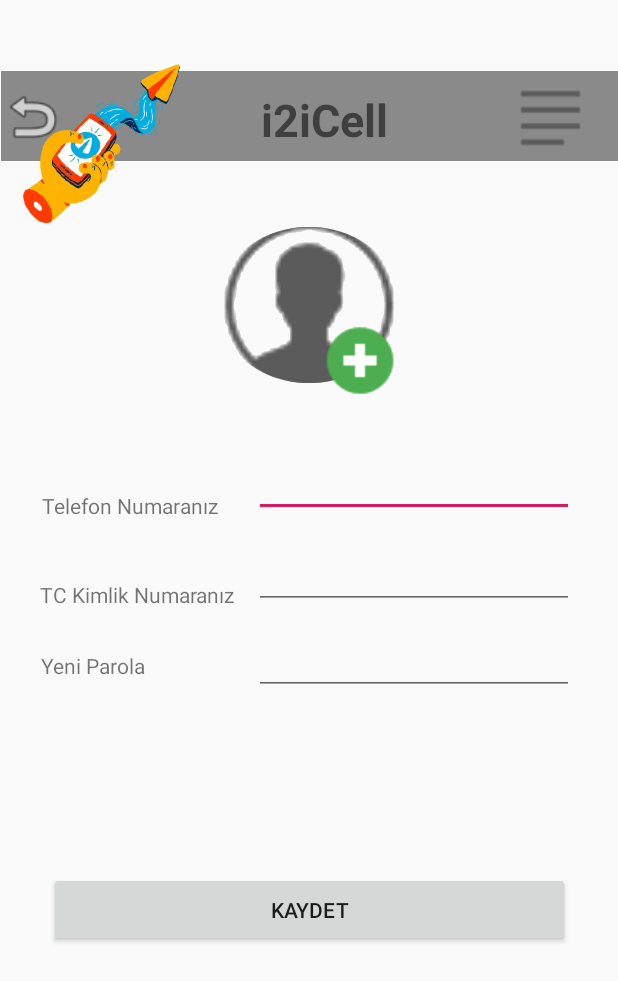
After one commit to i2icell/Android_AysegulKarahancer, an Android app: the passwordActivity screen opened directly, with no data from a screen before it, on a phone screen of 412 x 824 dp. The commit adds this screen. Shown: the top 981 px of the screen. Run offline under Robolectric (Android 15) with nearby library versions, the phone set to English and light mode, and no system bars.

Commit message:
defect free v01

```diff
--- a/app/src/main/AndroidManifest.xml
+++ b/app/src/main/AndroidManifest.xml
@@ -11,7 +11,7 @@
         android:roundIcon="@mipmap/ic_launcher_round"
         android:supportsRtl="true"
         android:theme="@style/AppTheme">
-        <activity android:name=".ChangePasswordActivity" />
+        <activity android:name=".passwordActivity"></activity>
         <activity android:name=".BalanceActivity" />
         <activity android:name=".SignupActivity" />
         <activity android:name=".MainActivity">
--- a/app/src/main/java/com/example/i2iCell/BalanceActivity.java
+++ b/app/src/main/java/com/example/i2iCell/BalanceActivity.java
@@ -55,7 +55,6 @@ public class BalanceActivity extends AppCompatActivity {
                         Log.i("", str);
                         response += str;
                     }
-
                     String[] xmls = response.split("<ns:return>");
                     String withoutReturnXML = xmls[1] + xmls[2] + xmls[3];
                     String[] lastXMLS = withoutReturnXML.split("</ns:return>");
--- a/app/src/main/java/com/example/i2iCell/ChangePasswordActivity.java
+++ /dev/null
@@ -1,108 +0,0 @@
-package com.example.i2iCell;
-
-import androidx.appcompat.app.AlertDialog;
-import androidx.appcompat.app.AppCompatActivity;
-
-import android.content.DialogInterface;
-import android.content.Intent;
-import android.os.Bundle;
-import android.os.StrictMode;
-import android.util.Log;
-import android.view.View;
-import android.widget.Button;
-import android.widget.EditText;
-import android.widget.ImageView;
-import android.widget.TextView;
-import android.widget.Toast;
-
-import java.io.BufferedReader;
-import java.io.InputStreamReader;
-import java.net.HttpURLConnection;
-import java.net.URL;
-import java.util.ArrayList;
-
-public class ChangePasswordActivity extends AppCompatActivity {
-String result;
-    String response = "";
-    @Override
-    protected void onCreate(Bundle savedInstanceState) {
-        super.onCreate(savedInstanceState);
-        setContentView(R.layout.activity_change_password);
-        //http://68.183.75.84:8080/i2iCellService/services/Services/changePassword?inputPhoneNumber=
-        // 5315509999
-        // &inputTcNumber=
-        // 57076105382
-        // &inputNewPassword=
-        // Abcdef123
-        final Button submitChangePassword = (Button) findViewById(R.id.changeButton);
-        final EditText phoneNumberFromChangePassword = (EditText) findViewById(R.id.phoneChange);
-        final EditText tcNumber = (EditText) findViewById(R.id.tcChange);
-        final EditText newPasswordFromChange = (EditText) findViewById(R.id.newPassword);
-
-        final TextView what = (TextView) findViewById(R.id.textView20);
-        final Intent goBackToMain = new Intent(getBaseContext(),MainActivity.class);
-
-        final ImageView goBackMain = (ImageView)findViewById(R.id.goBack4);
-
-
-        final AlertDialog.Builder changingsFail = new AlertDialog.Builder(this);
-        goBackMain.setOnClickListener(new View.OnClickListener() {
-            @Override
-            public void onClick(View view) {
-                finish();
-                startActivity(goBackToMain);
-            }
-        });
-        changingsFail.setMessage("Kullanıcı Bilgileri Hatalı");
-        changingsFail.setTitle("Parolan Değiştirilemedi");
-        changingsFail.setPositiveButton("TAMAM", null);
-        changingsFail.setCancelable(true);
-        changingsFail.setPositiveButton("TAMAM",
-                new DialogInterface.OnClickListener() {
-                    @Override
-                    public void onClick(DialogInterface dialogInterface, int i) {
-                    }
-                });
-
-        submitChangePassword.setOnClickListener(new View.OnClickListener() {
-            @Override
-            public void onClick(View view) {
-                Log.i("yeter",response);
-
-
-
-
-                try {
-                    String myURL = "http://68.183.75.84:8080/i2iCellService/services/Services/" +
-                            "changePassword?inputPhoneNumber="
-                            +phoneNumberFromChangePassword.getText()
-                            +"&inputTcNumber="
-                            +tcNumber.getText()
-                            +"&inputNewPassword="
-                            +newPasswordFromChange.getText();
-                    URL url = new URL(myURL);
-                    HttpURLConnection conn = (HttpURLConnection) url.openConnection();
-                    conn.setConnectTimeout(60000);
-                    BufferedReader in = new BufferedReader(new InputStreamReader(conn.getInputStream()));
-                    String str;
-                    while ((str = in.readLine()) != null) {
-                        Log.i("", str);
-                        response += str;
-                    }
-
-
-
-                    Log.i("yeter",response);
-                    in.close();
-                } catch (Exception e) {
-                    Log.d("MyTag", e.toString());
-                }
-                what.setText(String.valueOf(response));
-            }
-
-
-
-        });
-
-    }
-}
--- a/app/src/main/java/com/example/i2iCell/MainActivity.java
+++ b/app/src/main/java/com/example/i2iCell/MainActivity.java
@@ -39,7 +39,7 @@ public class MainActivity extends AppCompatActivity {
         final EditText loginPassword = (EditText)findViewById(R.id.loginPassword);
         final Intent toSignUpIntent = new Intent(getBaseContext(),SignupActivity.class);
         final Intent toBalanceActivityIntent = new Intent(getBaseContext(),BalanceActivity.class);
-        final Intent toChangePassword = new Intent(getBaseContext(),ChangePasswordActivity.class);
+        final Intent toChangePassword = new Intent(getBaseContext(),passwordActivity.class);
         final ImageView changePassButton = (ImageView) findViewById(R.id.imageButton);
         //final Intent toBalanceActivityIntent = new Intent(getBaseContext(),BalanceActivity.class);
         final AlertDialog.Builder loginFailed = new AlertDialog.Builder(this);
--- /dev/null
+++ b/app/src/main/java/com/example/i2iCell/passwordActivity.java
@@ -0,0 +1,95 @@
+package com.example.i2iCell;
+
+import androidx.appcompat.app.AppCompatActivity;
+
+import android.os.Bundle;
+import android.os.StrictMode;
+import android.util.Log;
+import android.view.View;
+import android.widget.Button;
+import android.widget.EditText;
+import android.widget.TextView;
+import android.widget.Toast;
+
+import java.io.BufferedReader;
+import java.io.InputStreamReader;
+import java.net.HttpURLConnection;
+import java.net.URL;
+
+public class passwordActivity extends AppCompatActivity {
+
+    @Override
+    protected void onCreate(Bundle savedInstanceState) {
+        super.onCreate(savedInstanceState);
+        setContentView(R.layout.activity_password);
+        final EditText phone = (EditText) findViewById(R.id.phoneChange);
+        final EditText tc = (EditText) findViewById(R.id.tcChange);
+        final EditText pass = (EditText) findViewById(R.id.newPassword);
+        final Button changebutton = (Button) findViewById(R.id.changeButton);
+
+        final TextView t = (TextView) findViewById(R.id.textView20);
+        final String v_phone = String.valueOf(phone.getText());
+        final String v_tc = String.valueOf(tc.getText());
+        final String v_pass = String.valueOf(pass.getText());
+
+        changebutton.setOnClickListener(new View.OnClickListener() {
+
+            @Override
+            public void onClick(View view) {
+                StrictMode.ThreadPolicy policy = new StrictMode.ThreadPolicy.Builder().permitAll().build();
+                StrictMode.setThreadPolicy(policy);
+                String response = "";
+                //t.setText("uyuuyuyuyuyuyuyu");
+                Log.d("girdi mi",response);
+                String lalala="";
+                try {
+                    String myURL ="http://68.183.75.84:8080/i2iCellService/services/Services/changePassword?" +
+                            "inputPhoneNumber=" +
+                            phone.getText() +
+                            "&inputTcNumber=" +
+                            tc.getText()+
+                            "&inputNewPassword=" +
+                            pass.getText() ;
+
+                    URL url = new URL(myURL);
+                    lalala = myURL;
+                    HttpURLConnection conn=(HttpURLConnection) url.openConnection();
+                    conn.setConnectTimeout(60000);
+                    Log.d("lolo1",response);
+                    BufferedReader in = new BufferedReader(new InputStreamReader(conn.getInputStream()));
+                    Log.d("lolo2",response);
+                    String str;
+                    while ((str = in.readLine()) != null) {
+                        Log.i("",str);
+                        response += str;
+                        Log.i("MySTR",str);
+                    }
+
+                    int l = response.length();
+                t.setText(l);
+                Log.i("resultFromXMLTag",response);
+                in.close();
+            } catch (Exception e) {
+                Log.d("MyTag",e.toString());
+            }
+
+                if(String.valueOf(response.charAt(72)).equals("1")){ Toast.makeText(getApplicationContext(),"Parolanız Başarıyla Değiştirildi", Toast.LENGTH_SHORT).show();
+
+                    return;
+                }
+                else if(String.valueOf(response.charAt(72)).equals("0")){ Toast.makeText(getApplicationContext(), "Parolanız Değiştirilemedi", Toast.LENGTH_SHORT).show();
+                    t.setText(lalala);
+
+                    return;
+                }
+                else
+                    finish();
+                    startActivity(getIntent());
+                    return;
+
+            }
+
+        });
+
+    }
+}
--- /dev/null
+++ b/app/src/main/res/layout/activity_password.xml
@@ -0,0 +1,180 @@
+<?xml version="1.0" encoding="utf-8"?>
+<androidx.constraintlayout.widget.ConstraintLayout xmlns:android="http://schemas.android.com/apk/res/android"
+    xmlns:app="http://schemas.android.com/apk/res-auto"
+    xmlns:tools="http://schemas.android.com/tools"
+    android:layout_width="match_parent"
+    android:layout_height="match_parent"
+    tools:context=".ChangePasswordActivity">
+
+    <androidx.appcompat.widget.Toolbar
+        android:id="@+id/toolbar4"
+        android:layout_width="411dp"
+        android:layout_height="60dp"
+        android:background="#8A8A8A"
+        android:minHeight="?attr/actionBarSize"
+        android:theme="?attr/actionBarTheme"
+        app:layout_constraintBottom_toBottomOf="parent"
+        app:layout_constraintEnd_toEndOf="parent"
+        app:layout_constraintHorizontal_bias="1.0"
+        app:layout_constraintStart_toStartOf="parent"
+        app:layout_constraintTop_toTopOf="parent"
+        app:layout_constraintVertical_bias="0.062" />
+
+    <ImageView
+        android:id="@+id/imageView11"
+        android:layout_width="138dp"
+        android:layout_height="138dp"
+        android:layout_marginTop="24dp"
+        android:src="@drawable/logo"
+        app:layout_constraintBottom_toBottomOf="parent"
+        app:layout_constraintEnd_toEndOf="@+id/toolbar4"
+        app:layout_constraintHorizontal_bias="0.0"
+        app:layout_constraintStart_toStartOf="parent"
+        app:layout_constraintTop_toTopOf="parent"
+        app:layout_constraintVertical_bias="0.0" />
+
+    <ImageView
+        android:id="@+id/goBack4"
+        android:layout_width="43dp"
+        android:layout_height="70dp"
+        android:layout_marginEnd="128dp"
+        android:layout_marginRight="128dp"
+        app:layout_constraintBottom_toBottomOf="@+id/toolbar4"
+        app:layout_constraintEnd_toEndOf="@+id/imageView2"
+        app:layout_constraintStart_toStartOf="@+id/toolbar"
+        app:layout_constraintTop_toTopOf="@+id/toolbar4"
+        app:srcCompat="@android:drawable/ic_menu_revert" />
+
+    <ImageView
+        android:id="@+id/imageView13"
+        android:layout_width="90dp"
+        android:layout_height="57dp"
+        android:src="@drawable/menu"
+        app:layout_constraintBottom_toBottomOf="@+id/toolbar4"
+        app:layout_constraintEnd_toEndOf="parent"
+        app:layout_constraintHorizontal_bias="1.0"
+        app:layout_constraintStart_toEndOf="@+id/imageView11"
+        app:layout_constraintTop_toTopOf="@+id/toolbar4"
+        app:layout_constraintVertical_bias="1.0" />
+
+    <TextView
+        android:id="@+id/textView18"
+        android:layout_width="wrap_content"
+        android:layout_height="wrap_content"
+        android:layout_marginTop="159dp"
+        android:layout_marginEnd="24dp"
+        android:layout_marginRight="24dp"
+        android:layout_marginBottom="8dp"
+        android:text="Telefon Numaranız"
+        app:layout_constraintBottom_toTopOf="@+id/tcChange"
+        app:layout_constraintEnd_toStartOf="@+id/phoneChange"
+        app:layout_constraintHorizontal_bias="1.0"
+        app:layout_constraintStart_toStartOf="parent"
+        app:layout_constraintTop_toBottomOf="@+id/imageView11" />
+
+    <TextView
+        android:id="@+id/textView19"
+        android:layout_width="wrap_content"
+        android:layout_height="wrap_content"
+        android:layout_marginTop="40dp"
+        android:text="TC Kimlik Numaranız"
+        app:layout_constraintEnd_toStartOf="@+id/tcChange"
+        app:layout_constraintHorizontal_bias="0.675"
+        app:layout_constraintStart_toStartOf="parent"
+        app:layout_constraintTop_toBottomOf="@+id/textView18" />
+
+    <TextView
+        android:id="@+id/textView20"
+        android:layout_width="wrap_content"
+        android:layout_height="wrap_content"
+        android:layout_marginTop="28dp"
+        android:text="Yeni Parola"
+        app:layout_constraintEnd_toStartOf="@+id/newPassword"
+        app:layout_constraintHorizontal_bias="0.278"
+        app:layout_constraintStart_toStartOf="parent"
+        app:layout_constraintTop_toBottomOf="@+id/textView19" />
+
+    <EditText
+        android:id="@+id/phoneChange"
+        android:layout_width="wrap_content"
+        android:layout_height="wrap_content"
+        android:layout_marginTop="192dp"
+        android:ems="10"
+        android:inputType="phone"
+        app:layout_constraintEnd_toEndOf="parent"
+        app:layout_constraintHorizontal_bias="0.853"
+        app:layout_constraintStart_toStartOf="parent"
+        app:layout_constraintTop_toBottomOf="@+id/toolbar4" />
+
+    <EditText
+        android:id="@+id/tcChange"
+        android:layout_width="wrap_content"
+        android:layout_height="wrap_content"
+        android:layout_marginTop="16dp"
+        android:ems="10"
+        android:inputType="number"
+        app:layout_constraintEnd_toEndOf="parent"
+        app:layout_constraintHorizontal_bias="0.853"
+        app:layout_constraintStart_toStartOf="parent"
+        app:layout_constraintTop_toBottomOf="@+id/phoneChange" />
+
+    <EditText
+        android:id="@+id/newPassword"
+        android:layout_width="wrap_content"
+        android:layout_height="wrap_content"
+        android:layout_marginTop="12dp"
+        android:ems="10"
+        android:inputType="textPassword"
+        app:layout_constraintEnd_toEndOf="parent"
+        app:layout_constraintHorizontal_bias="0.853"
+        app:layout_constraintStart_toStartOf="parent"
+        app:layout_constraintTop_toBottomOf="@+id/tcChange" />
+
+    <Button
+        android:id="@+id/changeButton"
+        android:layout_width="347dp"
+        android:layout_height="50dp"
+        android:text="Kaydet"
+        app:layout_constraintBottom_toBottomOf="parent"
+        app:layout_constraintEnd_toEndOf="parent"
+        app:layout_constraintStart_toStartOf="parent"
+        app:layout_constraintTop_toBottomOf="@+id/newPassword"
+        app:layout_constraintVertical_bias="0.379" />
+
+    <ImageView
+        android:id="@+id/imageView14"
+        android:layout_width="121dp"
+        android:layout_height="125dp"
+        android:src="@drawable/userhead"
+        app:layout_constraintBottom_toTopOf="@+id/phoneChange"
+        app:layout_constraintEnd_toEndOf="parent"
+        app:layout_constraintStart_toStartOf="parent"
+        app:layout_constraintTop_toBottomOf="@+id/toolbar4" />
+
+    <ImageView
+        android:id="@+id/imageView15"
+        android:layout_width="53dp"
+        android:layout_height="51dp"
+        android:src="@drawable/plus"
+        app:layout_constraintBottom_toBottomOf="@+id/imageView14"
+        app:layout_constraintEnd_toEndOf="@+id/imageView14"
+        app:layout_constraintHorizontal_bias="1.0"
+        app:layout_constraintStart_toStartOf="@+id/imageView14"
+        app:layout_constraintTop_toTopOf="@+id/imageView14"
+        app:layout_constraintVertical_bias="1.0" />
+
+    <TextView
+        android:id="@+id/textView21"
+        android:layout_width="wrap_content"
+        android:layout_height="wrap_content"
+        android:layout_marginStart="36dp"
+        android:layout_marginLeft="36dp"
+        android:text="i2iCell"
+        android:textSize="30sp"
+        android:textStyle="bold"
+        app:layout_constraintBottom_toBottomOf="@+id/toolbar4"
+        app:layout_constraintStart_toEndOf="@+id/imageView11"
+        app:layout_constraintTop_toTopOf="@+id/toolbar4"
+        app:layout_constraintVertical_bias="0.631" />
+
+</androidx.constraintlayout.widget.ConstraintLayout>
--- a/app/src/main/res/layout/activity_signup.xml
+++ b/app/src/main/res/layout/activity_signup.xml
@@ -193,6 +193,7 @@
         android:inputType="phone"
         android:textIsSelectable="true"
         android:textSize="24sp"
+        android:maxLength="10"
         app:layout_constraintEnd_toEndOf="parent"
         app:layout_constraintHorizontal_bias="0.473"
         app:layout_constraintStart_toStartOf="parent"
```
Also changed, not shown: 147 other files.
